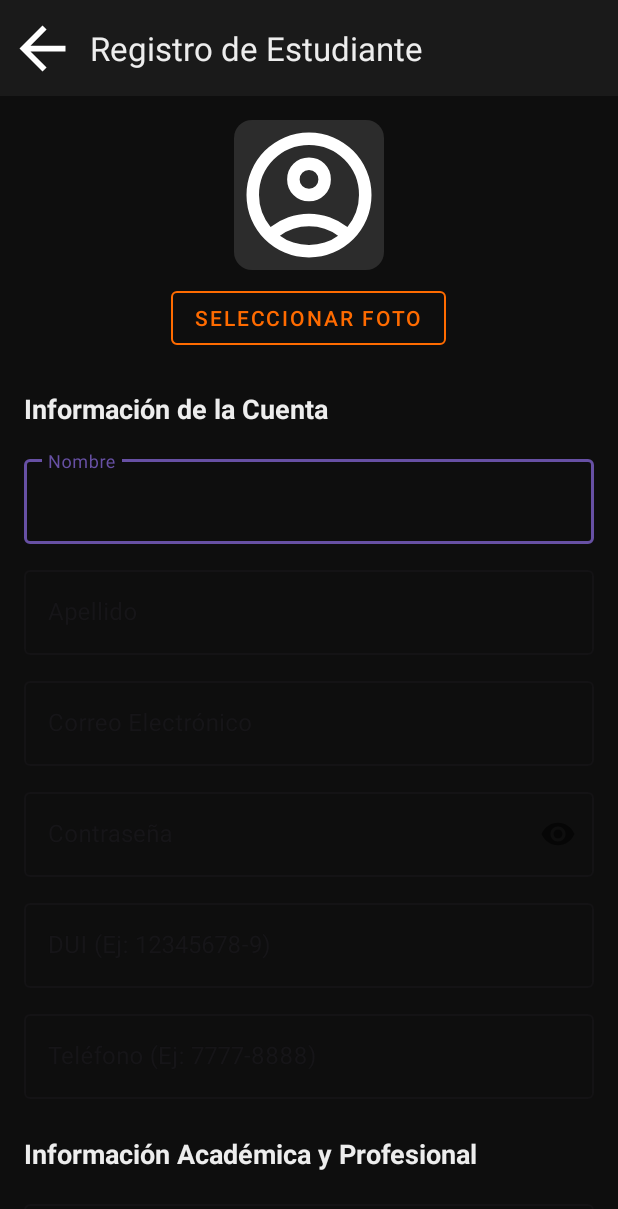
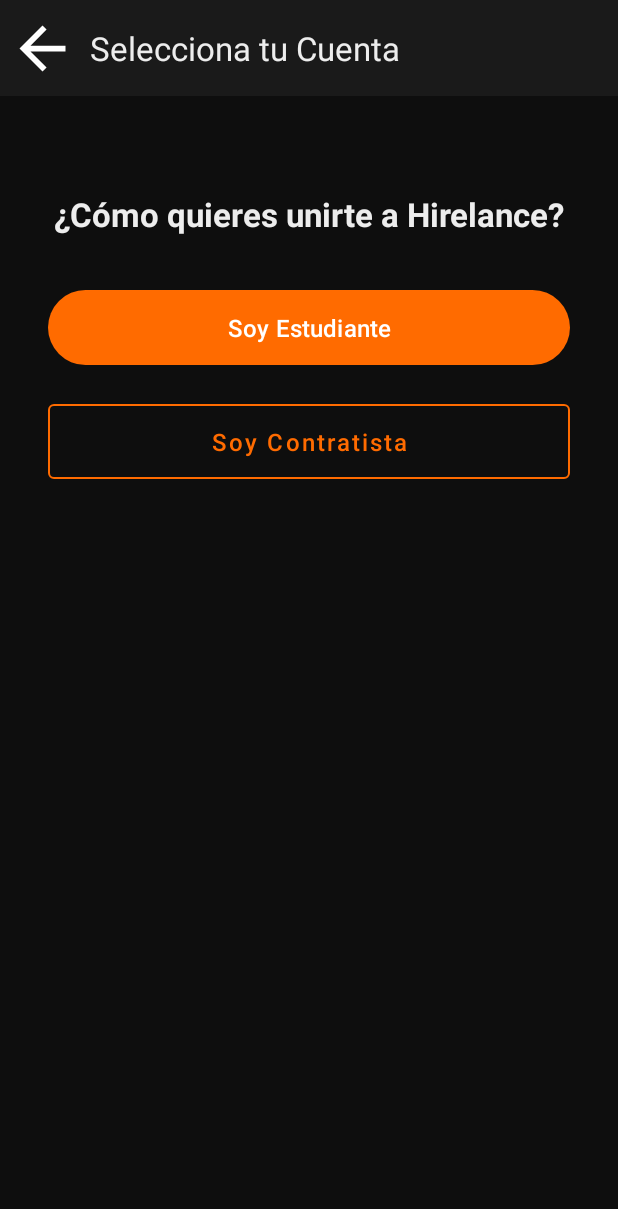
Before and after one commit to Dontvegaa/Hirelance_App, an Android app: the screen it shows after launch (RegisterActivity before the commit, SelectorRegistroActivity after it), after a tap on "¿No tienes una cuenta? Regístrate aquí", on a phone screen of 412 x 824 dp. Shown: the top 1209 px of the screen. Run offline under Robolectric (Android 15) with nearby library versions, the phone set to English and light mode, and no system bars; 1 other tap on this screen came first.

Commit message:
feat(alpha): REGISTRO CONTRATISTA TERMINADO 14/11/2025 02:20

```diff
--- a/app/src/main/java/com/hirelance/controlador/LoginActivity.java
+++ b/app/src/main/java/com/hirelance/controlador/LoginActivity.java
@@ -91,16 +91,15 @@ public class LoginActivity extends AppCompatActivity {
     private void configurarListeners() {
         // Click en el botón de "Iniciar Sesión"
         botonLogin.setOnClickListener(v -> {
-            // v es la "vista" (el botón) que fue clickeada
             intentarLogin();
         });
 
         // Click en el texto "Regístrate aquí"
         textIrARegistro.setOnClickListener(v -> {
-            // Creamos una intención (Intent) para abrir la pantalla de Registro
-            Intent intent = new Intent(LoginActivity.this, RegisterActivity.class);
+            // --- ¡AQUÍ ESTÁ EL CAMBIO! ---
+            // Ya no abre RegisterActivity directamente
+            Intent intent = new Intent(LoginActivity.this, SelectorRegistroActivity.class);
             startActivity(intent);
-            // (RegisterActivity.java la crearemos en la siguiente parte)
         });
     }
 
--- /dev/null
+++ b/app/src/main/java/com/hirelance/controlador/SelectorRegistroActivity.java
@@ -0,0 +1,58 @@
+package com.hirelance.controlador;
+
+import androidx.appcompat.app.AppCompatActivity;
+import androidx.appcompat.widget.Toolbar;
+
+import android.content.Intent;
+import android.os.Bundle;
+
+import com.google.android.material.button.MaterialButton;
+import com.hirelance.R;
+
+public class SelectorRegistroActivity extends AppCompatActivity {
+
+    private Toolbar toolbar;
+    private MaterialButton btnSoyEstudiante, btnSoyContratista;
+
+    @Override
+    protected void onCreate(Bundle savedInstanceState) {
+        super.onCreate(savedInstanceState);
+        setContentView(R.layout.activity_selector_registro);
+
+        // 1. Vincular Vistas
+        toolbar = findViewById(R.id.toolbarSelector);
+        btnSoyEstudiante = findViewById(R.id.btnSoyEstudiante);
+        btnSoyContratista = findViewById(R.id.btnSoyContratista);
+
+        // 2. Configurar Toolbar
+        configurarToolbar();
+
+        // 3. Configurar Listeners
+        btnSoyEstudiante.setOnClickListener(v -> {
+            // Abrir el formulario de registro de estudiante
+            Intent intent = new Intent(SelectorRegistroActivity.this, RegisterActivity.class);
+            startActivity(intent);
+        });
+
+        btnSoyContratista.setOnClickListener(v -> {
+            // Abrir el formulario de registro de contratista
+            Intent intent = new Intent(SelectorRegistroActivity.this, RegisterContratistaActivity.class);
+            startActivity(intent);
+        });
+    }
+
+    private void configurarToolbar() {
+        setSupportActionBar(toolbar);
+        if (getSupportActionBar() != null) {
+            getSupportActionBar().setDisplayHomeAsUpEnabled(true);
+            getSupportActionBar().setDisplayShowHomeEnabled(true);
+        }
+    }
+
+    // Maneja el clic en el botón de "atrás" de la toolbar
+    @Override
+    public boolean onSupportNavigateUp() {
+        finish();
+        return true;
+    }
+}
--- a/app/src/main/java/com/hirelance/red/ApiService.java
+++ b/app/src/main/java/com/hirelance/red/ApiService.java
@@ -7,6 +7,7 @@ import com.hirelance.modelo.LoginResponse;
 import com.hirelance.modelo.PerfilContratista;
 import com.hirelance.modelo.Postulacion; // <-- Importado
 import com.hirelance.modelo.Proyecto;
+import com.hirelance.modelo.RegisterContratistaDTO;
 import com.hirelance.modelo.Universidad;
 import com.hirelance.modelo.Usuario;
 import com.hirelance.modelo.PerfilEstudiante; // <-- ¡NUEVO IMPORT!
@@ -242,6 +243,14 @@ public interface ApiService {
             @Body PerfilContratista perfil
     );
 
+    // --- ¡AÑADE ESTE NUEVO ENDPOINT! ---
+    /**
+     * Petición para registrar un nuevo CONTRATISTA.
+     * Envía el DTO completo como un cuerpo JSON.
+     */
+    @POST("registerContratista.php")
+    Call<Usuario> registerContratista(@Body RegisterContratistaDTO dto);
+
 
 
 }
--- /dev/null
+++ b/app/src/main/res/layout/activity_selector_registro.xml
@@ -0,0 +1,72 @@
+<?xml version="1.0" encoding="utf-8"?>
+<androidx.constraintlayout.widget.ConstraintLayout xmlns:android="http://schemas.android.com/apk/res/android"
+    xmlns:app="http://schemas.android.com/apk/res-auto"
+    xmlns:tools="http://schemas.android.com/tools"
+    android:layout_width="match_parent"
+    android:layout_height="match_parent"
+    android:background="@color/hl_fondo_principal"
+    tools:context=".controlador.SelectorRegistroActivity">
+
+    <com.google.android.material.appbar.AppBarLayout
+        android:id="@+id/appBarLayout"
+        android:layout_width="match_parent"
+        android:layout_height="wrap_content"
+        app:layout_constraintTop_toTopOf="parent">
+        <com.google.android.material.appbar.MaterialToolbar
+            android:id="@+id/toolbarSelector"
+            android:layout_width="match_parent"
+            android:layout_height="?attr/actionBarSize"
+            android:background="@color/hl_fondo_tarjeta"
+            app:navigationIcon="@drawable/ic_arrow_back"
+            app:title="Selecciona tu Cuenta"
+            app:titleTextColor="@color/hl_texto_principal" />
+    </com.google.android.material.appbar.AppBarLayout>
+
+    <TextView
+        android:id="@+id/textTituloSelector"
+        android:layout_width="0dp"
+        android:layout_height="wrap_content"
+        android:layout_marginTop="64dp"
+        android:gravity="center"
+        android:text="¿Cómo quieres unirte a Hirelance?"
+        android:textColor="@color/hl_texto_principal"
+        android:textSize="22sp"
+        android:textStyle="bold"
+        android:layout_marginHorizontal="32dp"
+        app:layout_constraintEnd_toEndOf="parent"
+        app:layout_constraintStart_toStartOf="parent"
+        app:layout_constraintTop_toBottomOf="@+id/appBarLayout" />
+
+    <com.google.android.material.button.MaterialButton
+        android:id="@+id/btnSoyEstudiante"
+        android:layout_width="0dp"
+        android:layout_height="wrap_content"
+        android:layout_marginHorizontal="32dp"
+        android:layout_marginTop="32dp"
+        android:paddingVertical="14dp"
+        android:text="Soy Estudiante"
+        android:textAllCaps="false"
+        android:textSize="16sp"
+        app:backgroundTint="@color/hl_acento_naranja"
+        app:layout_constraintEnd_toEndOf="parent"
+        app:layout_constraintStart_toStartOf="parent"
+        app:layout_constraintTop_toBottomOf="@+id/textTituloSelector" />
+
+    <com.google.android.material.button.MaterialButton
+        android:id="@+id/btnSoyContratista"
+        style="@style/Widget.MaterialComponents.Button.OutlinedButton"
+        android:layout_width="0dp"
+        android:layout_height="wrap_content"
+        android:layout_marginHorizontal="32dp"
+        android:layout_marginTop="16dp"
+        android:paddingVertical="14dp"
+        android:text="Soy Contratista"
+        android:textAllCaps="false"
+        android:textColor="@color/hl_acento_naranja"
+        android:textSize="16sp"
+        app:layout_constraintEnd_toEndOf="parent"
+        app:layout_constraintStart_toStartOf="parent"
+        app:layout_constraintTop_toBottomOf="@+id/btnSoyEstudiante"
+        app:strokeColor="@color/hl_acento_naranja" />
+
+</androidx.constraintlayout.widget.ConstraintLayout>
```
Also changed, not shown: app/src/main/AndroidManifest.xml (+8 -0 lines), app/src/main/java/com/hirelance/controlador/RegisterContratistaActivity.java (added, +250 -0 lines), app/src/main/java/com/hirelance/modelo/RegisterContratistaDTO.java (added, +50 -0 lines), app/src/main/res/layout/activity_register_contratista.xml (added, +249 -0 lines).
